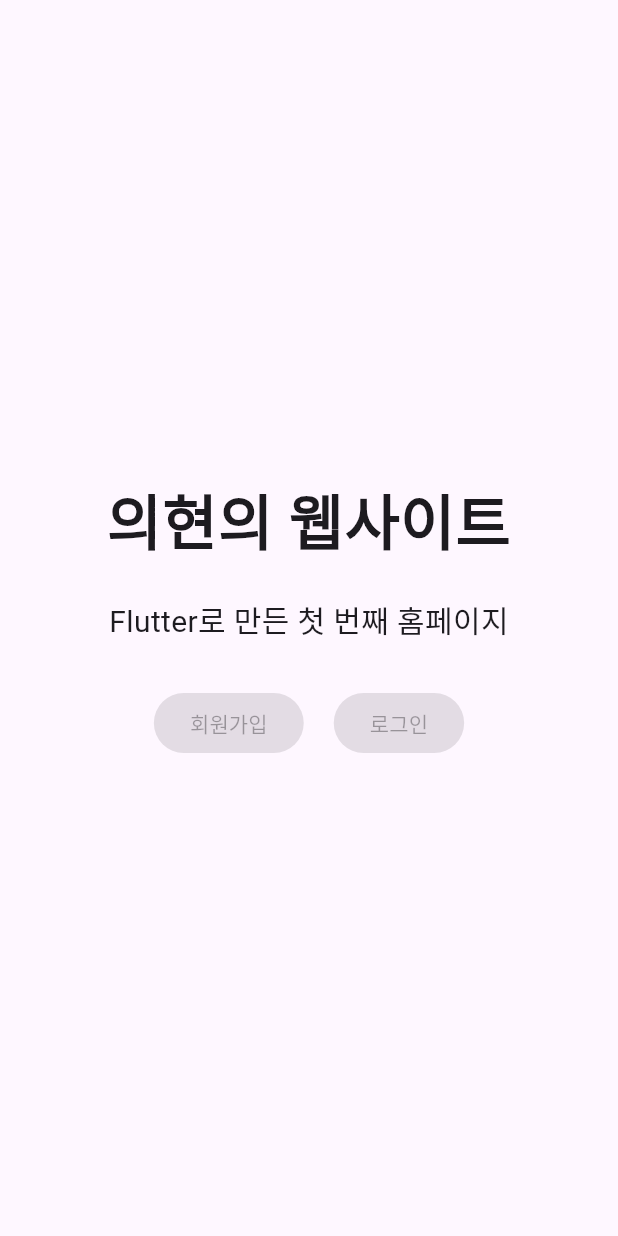
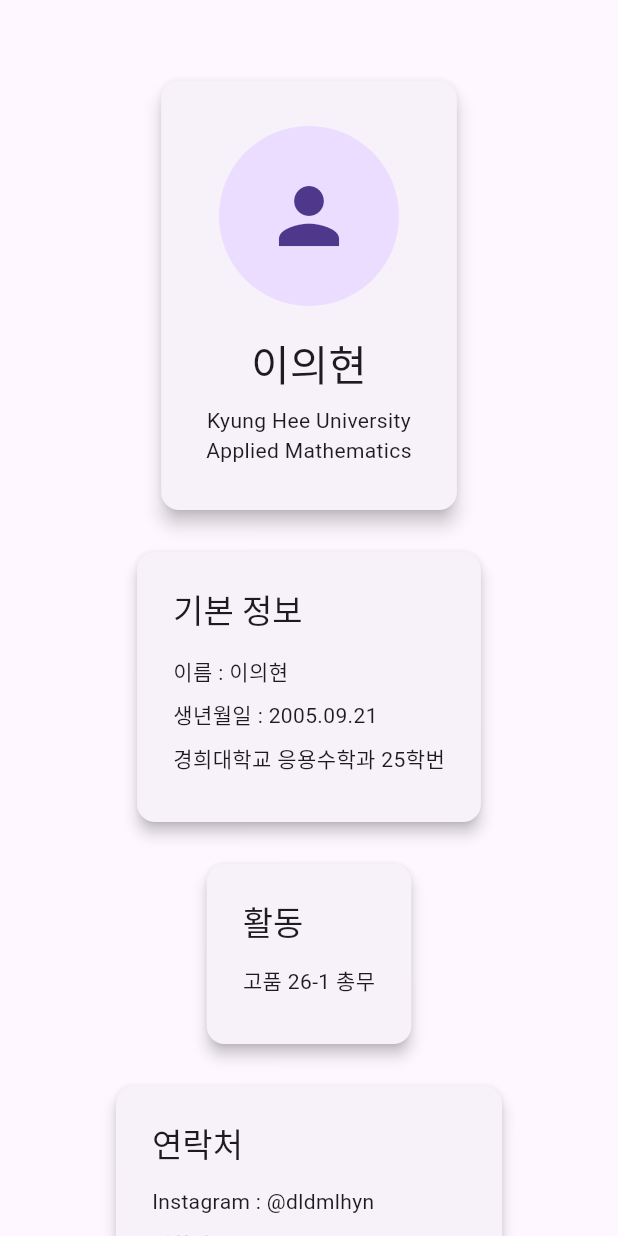
Before and after one commit to itagainst/my_first_website, a Flutter app: the screen it shows after launch, on a phone screen of 412 x 824 dp. Run offline on Flutter 3.47's test engine with Material 3 defaults, Android fonts, the phone set to English and light mode, and no system bars.

Commit message:
add profile page

```diff
--- a/lib/main.dart
+++ b/lib/main.dart
@@ -1,41 +1,132 @@
 import 'package:flutter/material.dart';
 
 void main() {
-  runApp(
-    const MaterialApp(home: HomePage(), debugShowCheckedModeBanner: false),
-  );
+  runApp(const MyApp());
 }
 
-class HomePage extends StatelessWidget {
-  const HomePage({super.key});
+class MyApp extends StatelessWidget {
+  const MyApp({super.key});
 
   @override
   Widget build(BuildContext context) {
+    return MaterialApp(
+      title: '이의현',
+      debugShowCheckedModeBanner: false,
+      theme: ThemeData(useMaterial3: true),
+      home: const ProfilePage(),
+    );
+  }
+}
+
+class ProfilePage extends StatelessWidget {
+  const ProfilePage({super.key});
+
+  @override
+  Widget build(BuildContext context) {
+    final width = MediaQuery.of(context).size.width;
+    final isMobile = width < 700;
+
     return Scaffold(
-      body: Center(
+      body: SingleChildScrollView(
+        child: Container(
+          width: double.infinity,
+          padding: const EdgeInsets.symmetric(horizontal: 24, vertical: 50),
+          child: Center(
+            child: ConstrainedBox(
+              constraints: const BoxConstraints(maxWidth: 1000),
+              child: isMobile ? const MobileLayout() : const DesktopLayout(),
+            ),
+          ),
+        ),
+      ),
+    );
+  }
+}
+
+class DesktopLayout extends StatelessWidget {
+  const DesktopLayout({super.key});
+
+  @override
+  Widget build(BuildContext context) {
+    return Row(
+      crossAxisAlignment: CrossAxisAlignment.start,
+      children: [
+        const Expanded(flex: 2, child: ProfileCard()),
+        const SizedBox(width: 30),
+        Expanded(
+          flex: 3,
+          child: Column(
+            children: const [
+              InfoCard(
+                title: '기본 정보',
+                content: ['이름 : 이의현', '생년월일 : 2005.09.21', '경희대학교 응용수학과 25학번'],
+              ),
+              SizedBox(height: 20),
+              InfoCard(title: '활동', content: ['고품 26-1 총무']),
+              SizedBox(height: 20),
+              InfoCard(
+                title: '연락처',
+                content: [
+                  'Instagram : @dldmlhyn',
+                  '전화번호 : 010-2321-9857',
+                  '이메일 : uyhyun1234@gmail.com',
+                ],
+              ),
+            ],
+          ),
+        ),
+      ],
+    );
+  }
+}
+
+class MobileLayout extends StatelessWidget {
+  const MobileLayout({super.key});
+
+  @override
+  Widget build(BuildContext context) {
+    return const Column(
+      children: [
+        ProfileCard(),
+        SizedBox(height: 20),
+        InfoCard(
+          title: '기본 정보',
+          content: ['이름 : 이의현', '생년월일 : 2005.09.21', '경희대학교 응용수학과 25학번'],
+        ),
+        SizedBox(height: 20),
+        InfoCard(title: '활동', content: ['고품 26-1 총무']),
+        SizedBox(height: 20),
+        InfoCard(
+          title: '연락처',
+          content: [
+            'Instagram : @dldmlhyn',
+            '전화번호 : 010-2321-9857',
+            '이메일 : uyhyun1234@gmail.com',
+          ],
+        ),
+      ],
+    );
+  }
+}
+
+class ProfileCard extends StatelessWidget {
+  const ProfileCard({super.key});
+
+  @override
+  Widget build(BuildContext context) {
+    return Card(
+      elevation: 5,
+      child: Padding(
+        padding: const EdgeInsets.all(30),
         child: Column(
-          mainAxisAlignment: MainAxisAlignment.center,
           children: [
-            Text(
-              '의현의 웹사이트',
-              style: TextStyle(fontSize: 40, fontWeight: FontWeight.bold),
-            ),
-
-            SizedBox(height: 20),
-
-            Text('Flutter로 만든 첫 번째 홈페이지', style: TextStyle(fontSize: 20)),
-
-            SizedBox(height: 30),
-
-            Row(
-              mainAxisAlignment: MainAxisAlignment.center,
-              children: [
-                ElevatedButton(onPressed: null, child: Text('회원가입')),
-
-                SizedBox(width: 20),
-
-                ElevatedButton(onPressed: null, child: Text('로그인')),
-              ],
+            const CircleAvatar(radius: 60, child: Icon(Icons.person, size: 60)),
+            const SizedBox(height: 20),
+            Text('이의현', style: Theme.of(context).textTheme.headlineMedium),
+            const SizedBox(height: 10),
+            const Text(
+              'Kyung Hee University\nApplied Mathematics',
+              textAlign: TextAlign.center,
             ),
           ],
         ),
@@ -43,3 +134,33 @@ class HomePage extends StatelessWidget {
     );
   }
 }
+
+class InfoCard extends StatelessWidget {
+  final String title;
+  final List<String> content;
+
+  const InfoCard({super.key, required this.title, required this.content});
+
+  @override
+  Widget build(BuildContext context) {
+    return Card(
+      elevation: 4,
+      child: Padding(
+        padding: const EdgeInsets.all(24),
+        child: Column(
+          crossAxisAlignment: CrossAxisAlignment.start,
+          children: [
+            Text(title, style: Theme.of(context).textTheme.titleLarge),
+            const SizedBox(height: 15),
+            ...content.map(
+              (e) => Padding(
+                padding: const EdgeInsets.only(bottom: 8),
+                child: Text(e),
+              ),
+            ),
+          ],
+        ),
+      ),
+    );
+  }
+}
```
